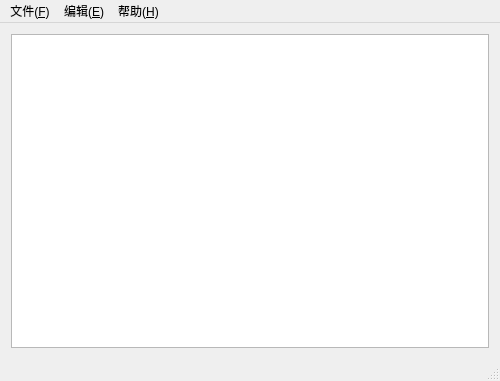
Old version of the form mainwindow.ui in the repository ziqiangxu/editor.
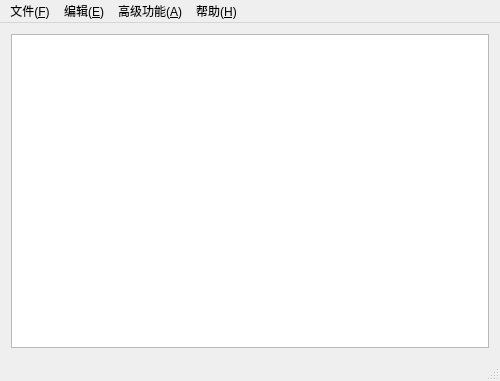
New version of the form. Icons and pictures are not drawn.

Diff of the .ui file:
```diff
--- a/mainwindow.ui
+++ b/mainwindow.ui
@@ -56,8 +56,15 @@
     </property>
     <addaction name="action_Version"/>
    </widget>
+   <widget class="QMenu" name="menu_A">
+    <property name="title">
+     <string>高级功能(&amp;A)</string>
+    </property>
+    <addaction name="action_Commit"/>
+   </widget>
    <addaction name="menu_F"/>
    <addaction name="menu"/>
+   <addaction name="menu_A"/>
    <addaction name="menu_2"/>
   </widget>
   <widget class="QStatusBar" name="statusBar"/>
```
Left out of the diff: 11 changed lines with no effect on the pictures.
